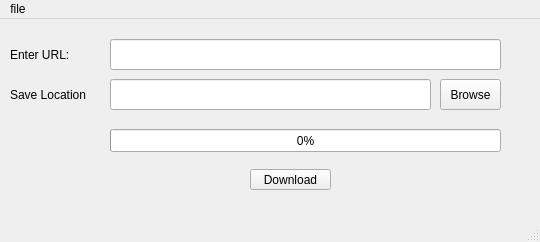
Old version of the form main.ui in the repository MoCrespo/cr-downloader.
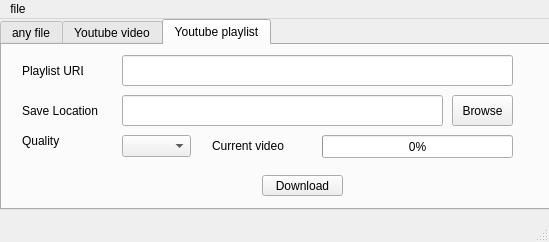
New version of the form. Icons and pictures are not drawn.

Commit message: added youtube video and youtube playlist in main UI

Diff of the .ui file:
```diff
--- a/main.ui
+++ b/main.ui
@@ -6,7 +6,7 @@
    <rect>
     <x>0</x>
     <y>0</y>
-    <width>540</width>
+    <width>549</width>
     <height>242</height>
    </rect>
   </property>
@@ -2229,96 +2229,365 @@
 </string>
   </property>
   <widget class="QWidget" name="centralwidget">
-   <widget class="QPushButton" name="pushButton">
+   <widget class="QTabWidget" name="tabWidget">
     <property name="geometry">
      <rect>
-      <x>250</x>
-      <y>150</y>
-      <width>81</width>
-      <height>21</height>
+      <x>0</x>
+      <y>0</y>
+      <width>551</width>
+      <height>191</height>
      </rect>
     </property>
-    <property name="text">
-     <string>Download</string>
+    <property name="currentIndex">
+     <number>2</number>
     </property>
-   </widget>
-   <widget class="QLineEdit" name="lineEdit">
-    <property name="enabled">
-     <bool>true</bool>
-    </property>
-    <property name="geometry">
-     <rect>
-      <x>110</x>
-      <y>20</y>
-      <width>391</width>
-      <height>31</height>
-     </rect>
-    </property>
-   </widget>
-   <widget class="QLineEdit" name="lineEdit_2">
-    <property name="geometry">
-     <rect>
-      <x>110</x>
-      <y>60</y>
-      <width>321</width>
-      <height>31</height>
-     </rect>
-    </property>
-   </widget>
-   <widget class="QLabel" name="label">
-    <property name="geometry">
-     <rect>
-      <x>10</x>
-      <y>20</y>
-      <width>61</width>
-      <height>31</height>
-     </rect>
-    </property>
-    <property name="text">
-     <string>Enter URL:</string>
-    </property>
-   </widget>
-   <widget class="QLabel" name="label_2">
-    <property name="geometry">
-     <rect>
-      <x>10</x>
-      <y>60</y>
-      <width>81</width>
-      <height>31</height>
-     </rect>
-    </property>
-    <property name="text">
-     <string>Save Location</string>
-    </property>
-   </widget>
-   <widget class="QProgressBar" name="progressBar">
-    <property name="geometry">
-     <rect>
-      <x>110</x>
-      <y>110</y>
-      <width>391</width>
-      <height>23</height>
-     </rect>
-    </property>
-    <property name="styleSheet">
-     <string notr="true"/>
-    </property>
-    <property name="value">
-     <number>0</number>
-    </property>
-   </widget>
-   <widget class="QPushButton" name="pushButton_2">
-    <property name="geometry">
-     <rect>
-      <x>440</x>
-      <y>60</y>
-      <width>61</width>
-      <height>31</height>
-     </rect>
-    </property>
-    <property name="text">
-     <string>Browse</string>
-    </property>
+    <widget class="QWidget" name="tab">
+     <attribute name="title">
+      <string>any file</string>
+     </attribute>
+     <widget class="QLineEdit" name="lineEdit_2">
+      <property name="geometry">
+       <rect>
+        <x>120</x>
+        <y>50</y>
+        <width>321</width>
+        <height>31</height>
+       </rect>
+      </property>
+     </widget>
+     <widget class="QProgressBar" name="progressBar">
+      <property name="geometry">
+       <rect>
+        <x>120</x>
+        <y>90</y>
+        <width>391</width>
+        <height>23</height>
+       </rect>
+      </property>
+      <property name="styleSheet">
+       <string notr="true"/>
+      </property>
+      <property name="value">
+       <number>0</number>
+      </property>
+     </widget>
+     <widget class="QLabel" name="label">
+      <property name="geometry">
+       <rect>
+        <x>20</x>
+        <y>10</y>
+        <width>61</width>
+        <height>31</height>
+       </rect>
+      </property>
+      <property name="text">
+       <string>Enter URL:</string>
+      </property>
+     </widget>
+     <widget class="QLineEdit" name="lineEdit">
+      <property name="enabled">
+       <bool>true</bool>
+      </property>
+      <property name="geometry">
+       <rect>
+        <x>120</x>
+        <y>10</y>
+        <width>391</width>
+        <height>31</height>
+       </rect>
+      </property>
+     </widget>
+     <widget class="QPushButton" name="pushButton_2">
+      <property name="geometry">
+       <rect>
+        <x>450</x>
+        <y>50</y>
+        <width>61</width>
+        <height>31</height>
+       </rect>
+      </property>
+      <property name="text">
+       <string>Browse</string>
+      </property>
+     </widget>
+     <widget class="QPushButton" name="pushButton">
+      <property name="geometry">
+       <rect>
+        <x>260</x>
+        <y>130</y>
+        <width>81</width>
+        <height>21</height>
+       </rect>
+      </property>
+      <property name="text">
+       <string>Download</string>
+      </property>
+     </widget>
+     <widget class="QLabel" name="label_2">
+      <property name="geometry">
+       <rect>
+        <x>20</x>
+        <y>50</y>
+        <width>81</width>
+        <height>31</height>
+       </rect>
+      </property>
+      <property name="text">
+       <string>Save Location</string>
+      </property>
+     </widget>
+    </widget>
+    <widget class="QWidget" name="tab_2">
+     <attribute name="title">
+      <string>Youtube video</string>
+     </attribute>
+     <widget class="QLineEdit" name="lineEdit_3">
+      <property name="geometry">
+       <rect>
+        <x>120</x>
+        <y>50</y>
+        <width>321</width>
+        <height>31</height>
+       </rect>
+      </property>
+     </widget>
+     <widget class="QProgressBar" name="progressBar_2">
+      <property name="geometry">
+       <rect>
+        <x>200</x>
+        <y>90</y>
+        <width>311</width>
+        <height>23</height>
+       </rect>
+      </property>
+      <property name="styleSheet">
+       <string notr="true"/>
+      </property>
+      <property name="value">
+       <number>0</number>
+      </property>
+     </widget>
+     <widget class="QLabel" name="label_3">
+      <property name="geometry">
+       <rect>
+        <x>20</x>
+        <y>10</y>
+        <width>61</width>
+        <height>31</height>
+       </rect>
+      </property>
+      <property name="text">
+       <string>Video URL:</string>
+      </property>
+     </widget>
+     <widget class="QLineEdit" name="lineEdit_4">
+      <property name="enabled">
+       <bool>true</bool>
+      </property>
+      <property name="geometry">
+       <rect>
+        <x>120</x>
+        <y>10</y>
+        <width>391</width>
+        <height>31</height>
+       </rect>
+      </property>
+     </widget>
+     <widget class="QPushButton" name="pushButton_3">
+      <property name="geometry">
+       <rect>
+        <x>450</x>
+        <y>50</y>
+        <width>61</width>
+        <height>31</height>
+       </rect>
+      </property>
+      <property name="text">
+       <string>Browse</string>
+      </property>
+     </widget>
+     <widget class="QPushButton" name="pushButton_4">
+      <property name="geometry">
+       <rect>
+        <x>260</x>
+        <y>130</y>
+        <width>81</width>
+        <height>21</height>
+       </rect>
+      </property>
+      <property name="text">
+       <string>Download</string>
+      </property>
+     </widget>
+     <widget class="QLabel" name="label_4">
+      <property name="geometry">
+       <rect>
+        <x>20</x>
+        <y>50</y>
+        <width>81</width>
+        <height>31</height>
+       </rect>
+      </property>
+      <property name="text">
+       <string>Save Location</string>
+      </property>
+     </widget>
+     <widget class="QComboBox" name="comboBox">
+      <property name="geometry">
+       <rect>
+        <x>120</x>
+        <y>90</y>
+        <width>69</width>
+        <height>22</height>
+       </rect>
+      </property>
+     </widget>
+     <widget class="QLabel" name="label_5">
+      <property name="geometry">
+       <rect>
+        <x>20</x>
+        <y>80</y>
+        <width>81</width>
+        <height>31</height>
+       </rect>
+      </property>
+      <property name="text">
+       <string>Quality</string>
+      </property>
+     </widget>
+    </widget>
+    <widget class="QWidget" name="tab_3">
+     <attribute name="title">
+      <string>Youtube playlist</string>
+     </attribute>
+     <widget class="QLineEdit" name="lineEdit_9">
+      <property name="enabled">
+       <bool>true</bool>
+      </property>
+      <property name="geometry">
+       <rect>
+        <x>120</x>
+        <y>10</y>
+        <width>391</width>
+        <height>31</height>
+       </rect>
+      </property>
+     </widget>
+     <widget class="QPushButton" name="pushButton_9">
+      <property name="geometry">
+       <rect>
+        <x>260</x>
+        <y>130</y>
+        <width>81</width>
+        <height>21</height>
+       </rect>
+      </property>
+      <property name="text">
+       <string>Download</string>
+      </property>
+     </widget>
+     <widget class="QComboBox" name="comboBox_3">
+      <property name="geometry">
+       <rect>
+        <x>120</x>
+        <y>90</y>
+        <width>69</width>
+        <height>22</height>
+       </rect>
+      </property>
+     </widget>
+     <widget class="QLabel" name="label_11">
+      <property name="geometry">
+       <rect>
+        <x>20</x>
+        <y>50</y>
+        <width>81</width>
+        <height>31</height>
+       </rect>
+      </property>
+      <property name="text">
+       <string>Save Location</string>
+      </property>
+     </widget>
+     <widget class="QLineEdit" name="lineEdit_10">
+      <property name="geometry">
+       <rect>
+        <x>120</x>
+        <y>50</y>
+        <width>321</width>
+        <height>31</height>
+       </rect>
+      </property>
+     </widget>
+     <widget class="QProgressBar" name="progressBar_5">
+      <property name="geometry">
+       <rect>
+        <x>320</x>
+        <y>90</y>
+        <width>191</width>
+        <height>23</height>
+       </rect>
+      </property>
+      <property name="styleSheet">
+       <string notr="true"/>
+      </property>
+      <property name="value">
+       <number>0</number>
+      </property>
+     </widget>
+     <widget class="QPushButton" name="pushButton_10">
+      <property name="geometry">
+       <rect>
+        <x>450</x>
+        <y>50</y>
+        <width>61</width>
+        <height>31</height>
+       </rect>
+      </property>
+      <property name="text">
+       <string>Browse</string>
+      </property>
+     </widget>
+     <widget class="QLabel" name="label_12">
+      <property name="geometry">
+       <rect>
+        <x>20</x>
+        <y>80</y>
+        <width>81</width>
+        <height>31</height>
+       </rect>
+      </property>
+      <property name="text">
+       <string>Quality</string>
+      </property>
+     </widget>
+     <widget class="QLabel" name="label_13">
+      <property name="geometry">
+       <rect>
+        <x>20</x>
+        <y>10</y>
+        <width>61</width>
+        <height>31</height>
+       </rect>
+      </property>
+      <property name="text">
+       <string>Playlist URL:</string>
+      </property>
+     </widget>
+     <widget class="QLabel" name="label_14">
+      <property name="geometry">
+       <rect>
+        <x>210</x>
+        <y>90</y>
+        <width>81</width>
+        <height>21</height>
+       </rect>
+      </property>
+      <property name="text">
+       <string>Current video</string>
+      </property>
+     </widget>
+    </widget>
    </widget>
   </widget>
   <widget class="QMenuBar" name="menubar">
@@ -2326,7 +2595,7 @@
     <rect>
      <x>0</x>
      <y>0</y>
-     <width>540</width>
+     <width>549</width>
      <height>30</height>
     </rect>
    </property>
```
